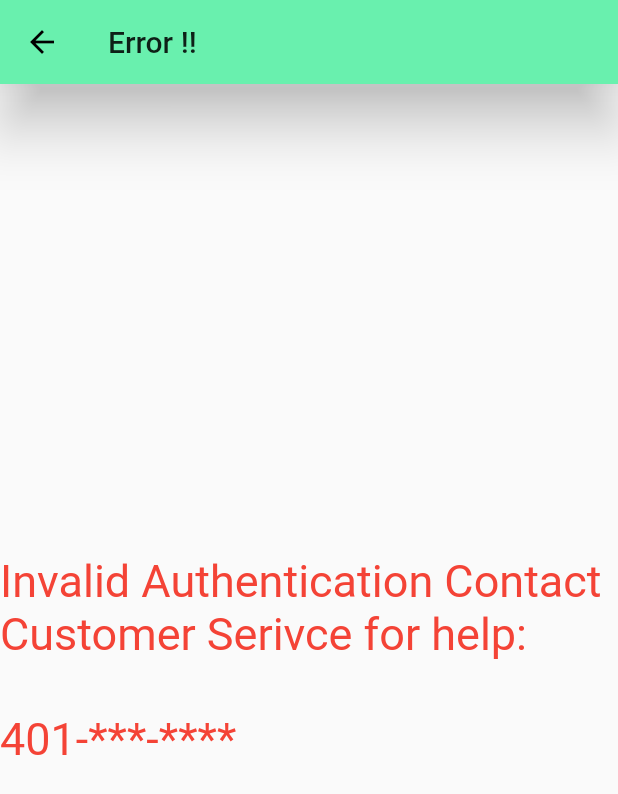
After one commit to gardnerapp/newport_marine_ios, a Flutter app: the LoginError screen opened directly, on a phone screen of 412 x 824 dp. The commit adds this screen. Shown: the top 794 px of the screen. Run offline on Flutter 3.47's test engine with Material 2 defaults, Android fonts, the phone set to English and light mode, and no system bars; missing offline and left inert: flutter_rounded_date_picker.

Commit message:
finish login ui, req

```diff
--- a/lib/api/error.dart
+++ b/lib/api/error.dart
@@ -2,7 +2,7 @@ import 'package:flutter/material.dart';
 
 
 class CreateUserErrorPage extends StatelessWidget {
-
+//TODO Tidy up borth Error Pages
   @override
   Widget build(BuildContext context) {
     return Scaffold(
--- /dev/null
+++ b/lib/authentication_pages/login_error.dart
@@ -0,0 +1,28 @@
+import 'package:flutter/material.dart';
+
+
+class LoginError extends StatelessWidget {
+
+  @override
+  Widget build(BuildContext context) {
+    return Scaffold(
+        appBar: AppBar(
+          title: Text("Error !!"),
+          elevation: 16.0,
+          leading: IconButton(icon: Icon(Icons.arrow_back), onPressed: (){
+            Navigator.pop(context);
+          }),
+        ),
+        body: Column(
+          mainAxisAlignment: MainAxisAlignment.center,
+          crossAxisAlignment: CrossAxisAlignment.center,
+          children: <Widget>[
+            Container(child: Center(
+                child: Text("Invalid Authentication Contact Customer Serivce for help:\n\n401-***-****",
+                  style: TextStyle(color: Colors.red, fontSize: 30.0),)
+            ),)
+          ],
+        )
+    );
+  }
+}
--- a/lib/services/wash/wash_page.dart
+++ b/lib/services/wash/wash_page.dart
@@ -18,8 +18,10 @@ class _WashPageState extends State<WashPage> {
   Widget build(BuildContext context) {
     return Scaffold(
       appBar: customAppBar("Daily Wash", Icons.arrow_back, (){
-
-      }, Icons.shopping_cart, (){}),
+        Navigator.pop(context);
+      }, Icons.directions_boat, (){
+        //Push to checkout
+      }),
         body: ListView(
           padding: const EdgeInsets.all(25.0),
           children: <Widget>[
```
Also changed, not shown: lib/api/authentication_request.dart (+11 -26 lines), lib/authentication_pages/sign_in.dart (+33 -6 lines), lib/authentication_pages/sign_up.dart (+10 -7 lines).
